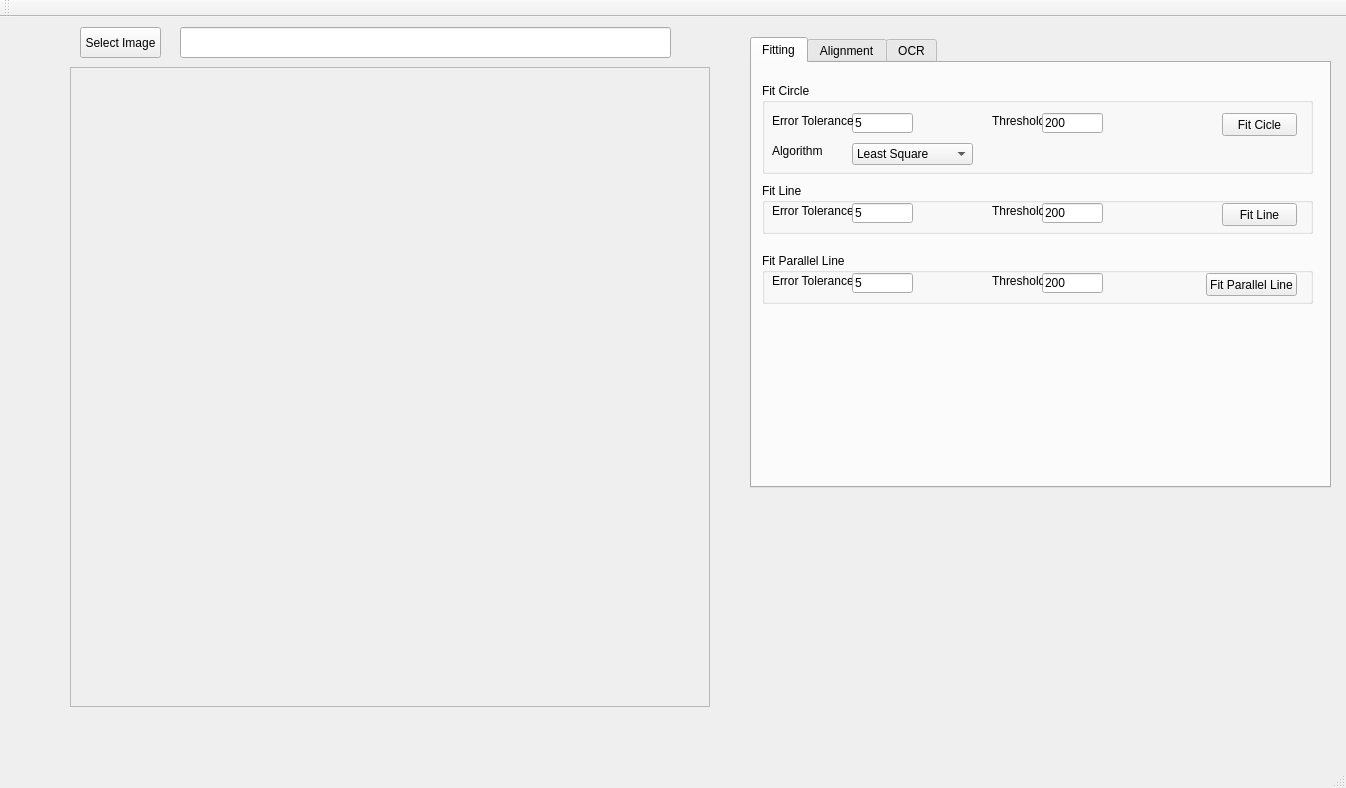
Old version of the form VisionWidget/visionwidget.ui in the repository hceng123/VisionLibrary.
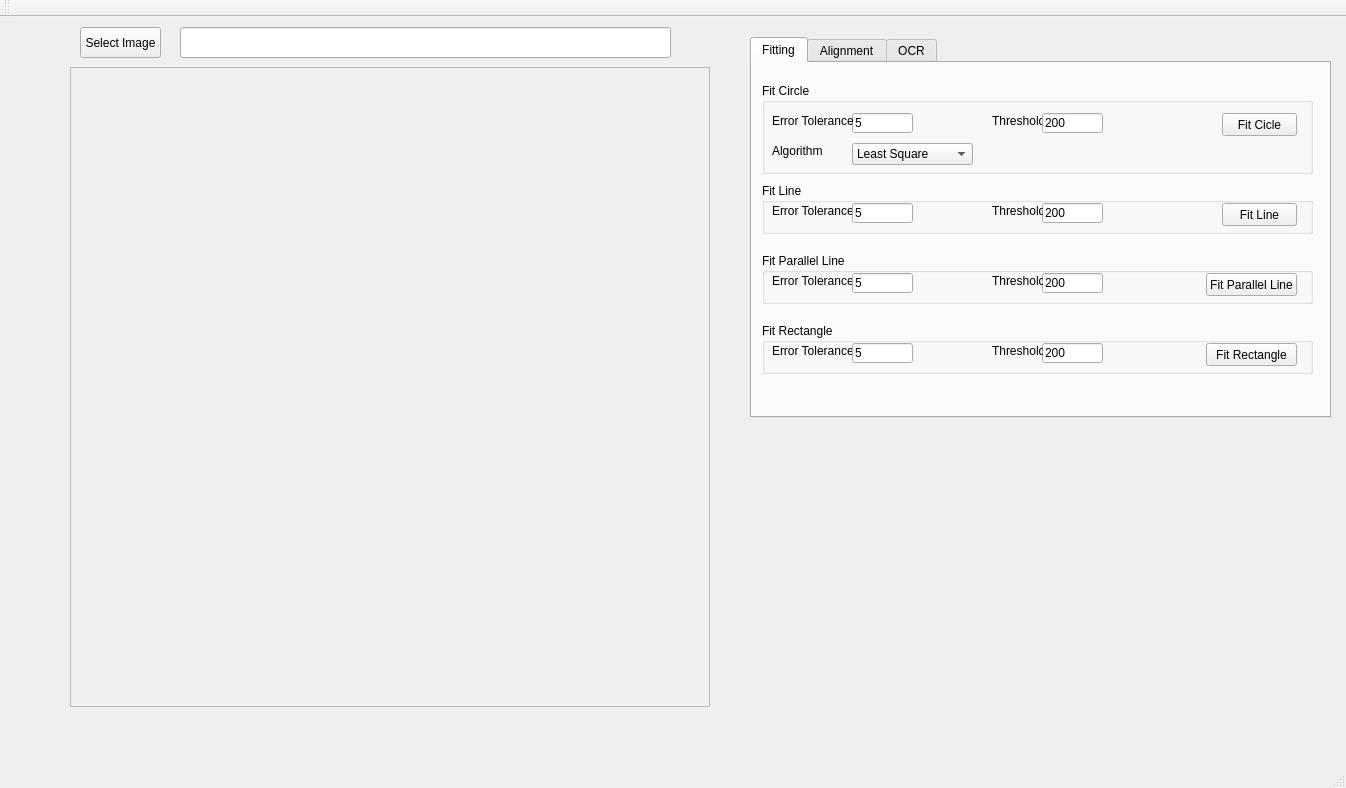
New version of the form. Custom widgets are drawn as their Qt base class.

Commit message:
Add fit rectangle function to VisionWidget.
Add fit rectangle function to VisionWidget.

Diff of the .ui file:
```diff
--- a/VisionWidget/visionwidget.ui
+++ b/VisionWidget/visionwidget.ui
@@ -69,7 +69,7 @@
       <x>750</x>
       <y>20</y>
       <width>581</width>
-      <height>451</height>
+      <height>381</height>
      </rect>
     </property>
     <property name="currentIndex">
@@ -369,6 +369,90 @@
        </property>
       </widget>
      </widget>
+     <widget class="QGroupBox" name="groupBoxFitRect">
+      <property name="geometry">
+       <rect>
+        <x>10</x>
+        <y>260</y>
+        <width>551</width>
+        <height>51</height>
+       </rect>
+      </property>
+      <property name="title">
+       <string>Fit Rectangle</string>
+      </property>
+      <widget class="QLabel" name="labelFitErrTol">
+       <property name="geometry">
+        <rect>
+         <x>10</x>
+         <y>20</y>
+         <width>81</width>
+         <height>16</height>
+        </rect>
+       </property>
+       <property name="text">
+        <string>Error Tolerance</string>
+       </property>
+      </widget>
+      <widget class="QLineEdit" name="lineEditFitRectErrTol">
+       <property name="geometry">
+        <rect>
+         <x>90</x>
+         <y>20</y>
+         <width>61</width>
+         <height>20</height>
+        </rect>
+       </property>
+       <property name="inputMethodHints">
+        <set>Qt::ImhDigitsOnly</set>
+       </property>
+       <property name="text">
+        <string>5</string>
+       </property>
+      </widget>
+      <widget class="QLineEdit" name="lineEditFitRectThreshold">
+       <property name="geometry">
+        <rect>
+         <x>280</x>
+         <y>20</y>
+         <width>61</width>
+         <height>20</height>
+        </rect>
+       </property>
+       <property name="inputMethodHints">
+        <set>Qt::ImhDigitsOnly</set>
+       </property>
+       <property name="text">
+        <string>200</string>
+       </property>
+      </widget>
+      <widget class="QLabel" name="labelFitRectThreshold">
+       <property name="geometry">
+        <rect>
+         <x>230</x>
+         <y>20</y>
+         <width>51</width>
+         <height>16</height>
+        </rect>
+       </property>
+       <property name="text">
+        <string>Threshold</string>
+       </property>
+      </widget>
+      <widget class="QPushButton" name="fitRectBtn">
+       <property name="geometry">
+        <rect>
+         <x>444</x>
+         <y>20</y>
+         <width>91</width>
+         <height>23</height>
+        </rect>
+       </property>
+       <property name="text">
+        <string>Fit Rectangle</string>
+       </property>
+      </widget>
+     </widget>
     </widget>
     <widget class="QWidget" name="tabAlignment">
      <attribute name="title">
```
The commit also changes 12 other files.
